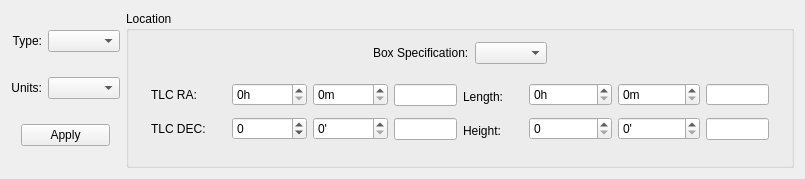
Qt form code/display/QtPlotter/SpectralPositioningWidget.ui (radio-astro/casa) before a commit.
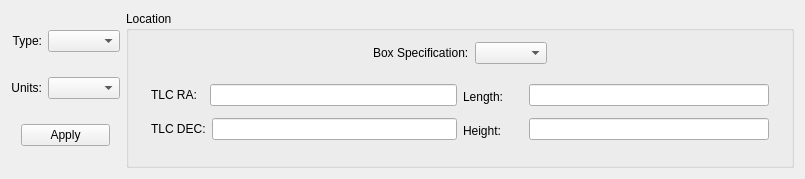
The same form after that commit. The open tabs and pages were chosen to show the change.

The edit to the form file:
```diff
--- a/code/display/QtPlotter/SpectralPositioningWidget.ui
+++ b/code/display/QtPlotter/SpectralPositioningWidget.ui
@@ -690,6 +690,12 @@
                   <height>21</height>
                  </size>
                 </property>
+                <property name="maximumSize">
+                 <size>
+                  <width>60</width>
+                  <height>32</height>
+                 </size>
+                </property>
                 <property name="text">
                  <string>&lt;!DOCTYPE HTML PUBLIC &quot;-//W3C//DTD HTML 4.0//EN&quot; &quot;http://www.w3.org/TR/REC-html40/strict.dtd&quot;&gt;
 &lt;html&gt;&lt;head&gt;&lt;meta name=&quot;qrichtext&quot; content=&quot;1&quot; /&gt;&lt;style type=&quot;text/css&quot;&gt;
@@ -706,55 +712,7 @@
                </widget>
               </item>
               <item>
-               <widget class="QSpinBox" name="blcxSpinBoxHr">
-                <property name="toolTip">
-                 <string>Right Ascension Hours</string>
-                </property>
-                <property name="suffix">
-                 <string>h</string>
-                </property>
-                <property name="maximum">
-                 <number>23</number>
-                </property>
-               </widget>
-              </item>
-              <item>
-               <widget class="QSpinBox" name="blcxSpinBoxMin">
-                <property name="toolTip">
-                 <string>Right Ascension Minutes</string>
-                </property>
-                <property name="suffix">
-                 <string>m</string>
-                </property>
-                <property name="maximum">
-                 <number>59</number>
-                </property>
-               </widget>
-              </item>
-              <item>
-               <widget class="QLineEdit" name="blcxLineEditSec">
-                <property name="sizePolicy">
-                 <sizepolicy hsizetype="Preferred" vsizetype="Fixed">
-                  <horstretch>0</horstretch>
-                  <verstretch>0</verstretch>
-                 </sizepolicy>
-                </property>
-                <property name="minimumSize">
-                 <size>
-                  <width>63</width>
-                  <height>21</height>
-                 </size>
-                </property>
-                <property name="maximumSize">
-                 <size>
-                  <width>63</width>
-                  <height>16777215</height>
-                 </size>
-                </property>
-                <property name="toolTip">
-                 <string>Right Ascension Seconds</string>
-                </property>
-               </widget>
+               <widget class="QLineEdit" name="blcxLineEdit"/>
               </item>
              </layout>
             </item>
@@ -796,61 +754,7 @@
                </widget>
               </item>
               <item>
-               <widget class="QSpinBox" name="trcxSpinBoxHr">
-                <property name="toolTip">
-                 <string>Right Ascension Hours</string>
-                </property>
-                <property name="suffix">
-                 <string>h</string>
-                </property>
-                <property name="maximum">
-                 <number>23</number>
-                </property>
-               </widget>
-              </item>
-              <item>
-               <widget class="QSpinBox" name="trcxSpinBoxMin">
-                <property name="minimumSize">
-                 <size>
-                  <width>56</width>
-                  <height>21</height>
-                 </size>
-                </property>
-                <property name="toolTip">
-                 <string>Right Ascension Minutes</string>
-                </property>
-                <property name="suffix">
-                 <string>m</string>
-                </property>
-                <property name="maximum">
-                 <number>59</number>
-                </property>
-               </widget>
-              </item>
-              <item>
-               <widget class="QLineEdit" name="trcxLineEditSec">
-                <property name="sizePolicy">
-                 <sizepolicy hsizetype="Preferred" vsizetype="Fixed">
-                  <horstretch>0</horstretch>
-                  <verstretch>0</verstretch>
-                 </sizepolicy>
-                </property>
-                <property name="minimumSize">
-                 <size>
-                  <width>63</width>
-                  <height>21</height>
-                 </size>
-                </property>
-                <property name="maximumSize">
-                 <size>
-                  <width>63</width>
-                  <height>21</height>
-                 </size>
-                </property>
-                <property name="toolTip">
-                 <string>Right Ascension Seconds</string>
-                </property>
-               </widget>
+               <widget class="QLineEdit" name="trcxLineEdit"/>
               </item>
              </layout>
             </item>
@@ -858,6 +762,12 @@
              <layout class="QHBoxLayout" name="horizontalLayout_7">
               <item>
                <widget class="QLabel" name="dec1Label">
+                <property name="maximumSize">
+                 <size>
+                  <width>60</width>
+                  <height>32</height>
+                 </size>
+                </property>
                 <property name="text">
                  <string>&lt;!DOCTYPE HTML PUBLIC &quot;-//W3C//DTD HTML 4.0//EN&quot; &quot;http://www.w3.org/TR/REC-html40/strict.dtd&quot;&gt;
 &lt;html&gt;&lt;head&gt;&lt;meta name=&quot;qrichtext&quot; content=&quot;1&quot; /&gt;&lt;style type=&quot;text/css&quot;&gt;
@@ -874,55 +784,7 @@
                </widget>
               </item>
               <item>
-               <widget class="QSpinBox" name="blcySpinBoxDeg">
-                <property name="toolTip">
-                 <string>Declination Degrees</string>
-                </property>
-                <property name="minimum">
-                 <number>-90</number>
-                </property>
-                <property name="maximum">
-                 <number>90</number>
-                </property>
-               </widget>
-              </item>
-              <item>
-               <widget class="QSpinBox" name="blcySpinBoxMin">
-                <property name="toolTip">
-                 <string>Declination Minutes</string>
-                </property>
-                <property name="suffix">
-                 <string>'</string>
-                </property>
-                <property name="maximum">
-                 <number>59</number>
-                </property>
-               </widget>
-              </item>
-              <item>
-               <widget class="QLineEdit" name="blcyLineEditSec">
-                <property name="sizePolicy">
-                 <sizepolicy hsizetype="Preferred" vsizetype="Fixed">
-                  <horstretch>0</horstretch>
-                  <verstretch>0</verstretch>
-                 </sizepolicy>
-                </property>
-                <property name="minimumSize">
-                 <size>
-                  <width>63</width>
-                  <height>21</height>
-                 </size>
-                </property>
-                <property name="maximumSize">
-                 <size>
-                  <width>63</width>
-                  <height>16777215</height>
-                 </size>
-                </property>
-                <property name="toolTip">
-                 <string>Right Ascension Seconds</string>
-                </property>
-               </widget>
+               <widget class="QLineEdit" name="blcyLineEdit"/>
               </item>
              </layout>
             </item>
@@ -964,61 +826,7 @@
                </widget>
               </item>
               <item>
-               <widget class="QSpinBox" name="trcySpinBoxDeg">
-                <property name="toolTip">
-                 <string>Declination Degrees</string>
-                </property>
-                <property name="suffix">
-                 <string/>
-                </property>
-                <property name="maximum">
-                 <number>59</number>
-                </property>
-               </widget>
-              </item>
-              <item>
-               <widget class="QSpinBox" name="trcySpinBoxMin">
-                <property name="minimumSize">
-                 <size>
-                  <width>56</width>
-                  <height>21</height>
-                 </size>
-                </property>
-                <property name="toolTip">
-                 <string>Declination Minutes</string>
-                </property>
-                <property name="suffix">
-                 <string>'</string>
-                </property>
-                <property name="maximum">
-                 <number>59</number>
-                </property>
-               </widget>
-              </item>
-              <item>
-               <widget class="QLineEdit" name="trcyLineEditSec">
-                <property name="sizePolicy">
-                 <sizepolicy hsizetype="Preferred" vsizetype="Fixed">
-                  <horstretch>0</horstretch>
-                  <verstretch>0</verstretch>
-                 </sizepolicy>
-                </property>
-                <property name="minimumSize">
-                 <size>
-                  <width>63</width>
-                  <height>0</height>
-                 </size>
-                </property>
-                <property name="maximumSize">
-                 <size>
-                  <width>63</width>
-                  <height>16777215</height>
-                 </size>
-                </property>
-                <property name="toolTip">
-                 <string>Right Ascension Seconds</string>
-                </property>
-               </widget>
+               <widget class="QLineEdit" name="trcyLineEdit"/>
               </item>
              </layout>
             </item>
```
Left out of the diff: 63 changed lines with no effect on the pictures.
